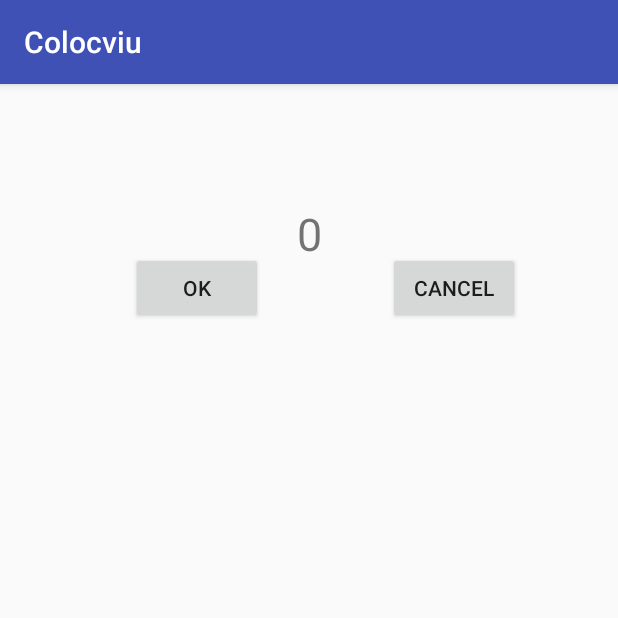
After one commit to denisasandu/Colocviu, an Android app: the SecondaryActivity screen opened directly, with no data from a screen before it, on a phone screen of 412 x 824 dp, the top half of it. The commit adds this screen. Run offline under Robolectric (Android 15) with nearby library versions, the phone set to English and light mode, and no system bars.

Commit message:
Implemented all the tasks

```diff
--- /dev/null
+++ b/Colocviu/app/src/main/java/ro/pub/cs/systems/eim/colocviu/colocviu/SecondaryActivity.java
@@ -0,0 +1,47 @@
+package ro.pub.cs.systems.eim.colocviu.colocviu;
+
+import android.content.Intent;
+import android.support.v7.app.AppCompatActivity;
+import android.os.Bundle;
+import android.view.View;
+import android.widget.Button;
+import android.widget.TextView;
+
+public class SecondaryActivity extends AppCompatActivity {
+
+    @Override
+    protected void onCreate(Bundle savedInstanceState) {
+        super.onCreate(savedInstanceState);
+        setContentView(R.layout.activity_secondary);
+        TextView counter = (TextView)findViewById(R.id.total);
+        Button ok = (Button)findViewById(R.id.ok);
+        Button cancel = (Button)findViewById(R.id.cancel);
+        Intent intent = getIntent();
+        int clicks_1 = 0;
+        if (intent != null) {
+            clicks_1 = intent.getIntExtra("clicks", 0);
+            counter.setText("" + clicks_1);
+        }
+        final int clicks = clicks_1;
+        ok.setOnClickListener(new View.OnClickListener() {
+            @Override
+            public void onClick(View v) {
+                Intent result = new Intent();
+                result.putExtra("count", clicks);
+                setResult(2, result);
+                finish();
+            }
+        });
+
+        cancel.setOnClickListener(new View.OnClickListener() {
+            @Override
+            public void onClick(View v) {
+                Intent result = new Intent();
+                result.putExtra("count", clicks * 2);
+                setResult(3, result);
+                finish();
+            }
+        });
+
+    }
+}
--- /dev/null
+++ b/Colocviu/app/src/main/res/layout/activity_secondary.xml
@@ -0,0 +1,48 @@
+<?xml version="1.0" encoding="utf-8"?>
+<android.support.constraint.ConstraintLayout xmlns:android="http://schemas.android.com/apk/res/android"
+    xmlns:app="http://schemas.android.com/apk/res-auto"
+    xmlns:tools="http://schemas.android.com/tools"
+    android:layout_width="match_parent"
+    android:layout_height="match_parent"
+    tools:context="ro.pub.cs.systems.eim.colocviu.colocviu.SecondaryActivity">
+
+    <TextView
+        android:id="@+id/total"
+        android:layout_width="wrap_content"
+        android:layout_height="wrap_content"
+        android:text="0"
+        android:textSize="30sp"
+        android:layout_marginLeft="8dp"
+        app:layout_constraintLeft_toLeftOf="parent"
+        android:layout_marginRight="8dp"
+        app:layout_constraintRight_toRightOf="parent"
+        app:layout_constraintTop_toTopOf="parent"
+        android:layout_marginTop="8dp"
+        app:layout_constraintBottom_toBottomOf="parent"
+        android:layout_marginBottom="8dp"
+        app:layout_constraintHorizontal_bias="0.501"
+        app:layout_constraintVertical_bias="0.1" />
+
+    <Button
+        android:id="@+id/ok"
+        android:layout_width="wrap_content"
+        android:layout_height="wrap_content"
+        android:text="OK"
+        app:layout_constraintRight_toLeftOf="@+id/cancel"
+        android:layout_marginRight="8dp"
+        android:layout_marginLeft="8dp"
+        app:layout_constraintLeft_toLeftOf="parent"
+        app:layout_constraintTop_toTopOf="parent"
+        android:layout_marginTop="112dp"
+        app:layout_constraintHorizontal_bias="0.511" />
+
+    <Button
+        android:id="@+id/cancel"
+        android:layout_width="wrap_content"
+        android:layout_height="wrap_content"
+        android:text="CANCEL"
+        android:layout_marginRight="65dp"
+        app:layout_constraintRight_toRightOf="parent"
+        app:layout_constraintTop_toTopOf="parent"
+        android:layout_marginTop="112dp" />
+</android.support.constraint.ConstraintLayout>
```
Also changed, not shown: Colocviu/app/src/main/AndroidManifest.xml (+12 -0 lines), Colocviu/app/src/main/java/ro/pub/cs/systems/eim/colocviu/colocviu/MainActivity.java (+57 -0 lines), Colocviu/app/src/main/java/ro/pub/cs/systems/eim/colocviu/colocviu/MyService.java (added, +32 -0 lines), Colocviu/app/src/main/java/ro/pub/cs/systems/eim/colocviu/colocviu/ProcessingThread.java (added, +60 -0 lines).
